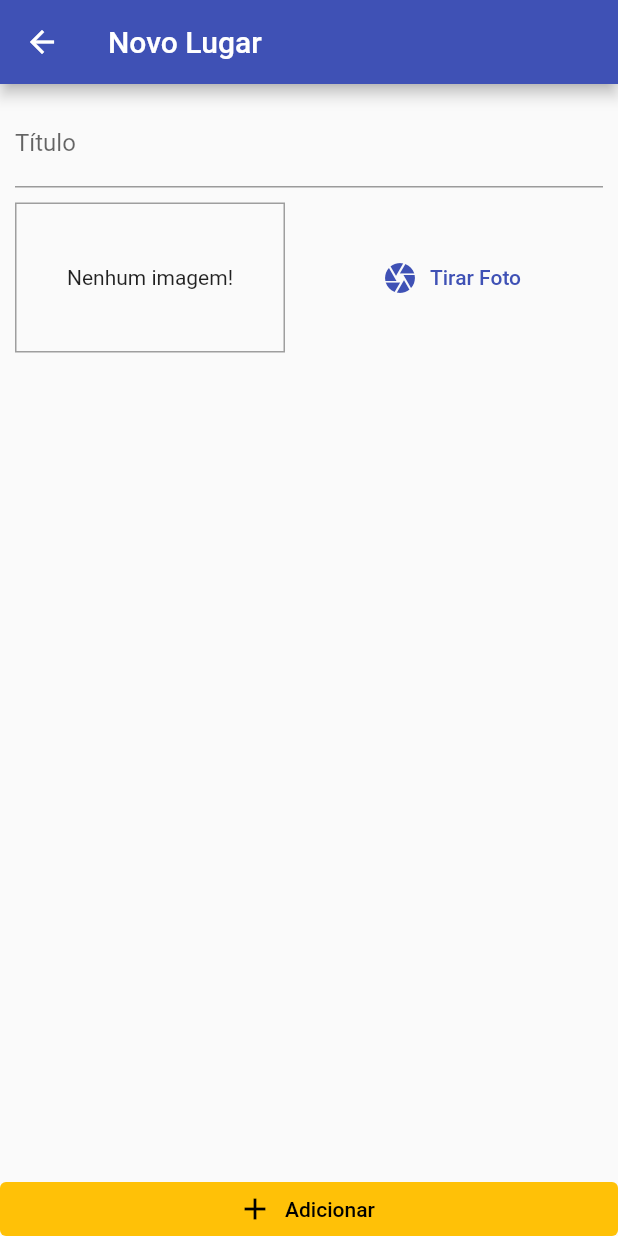
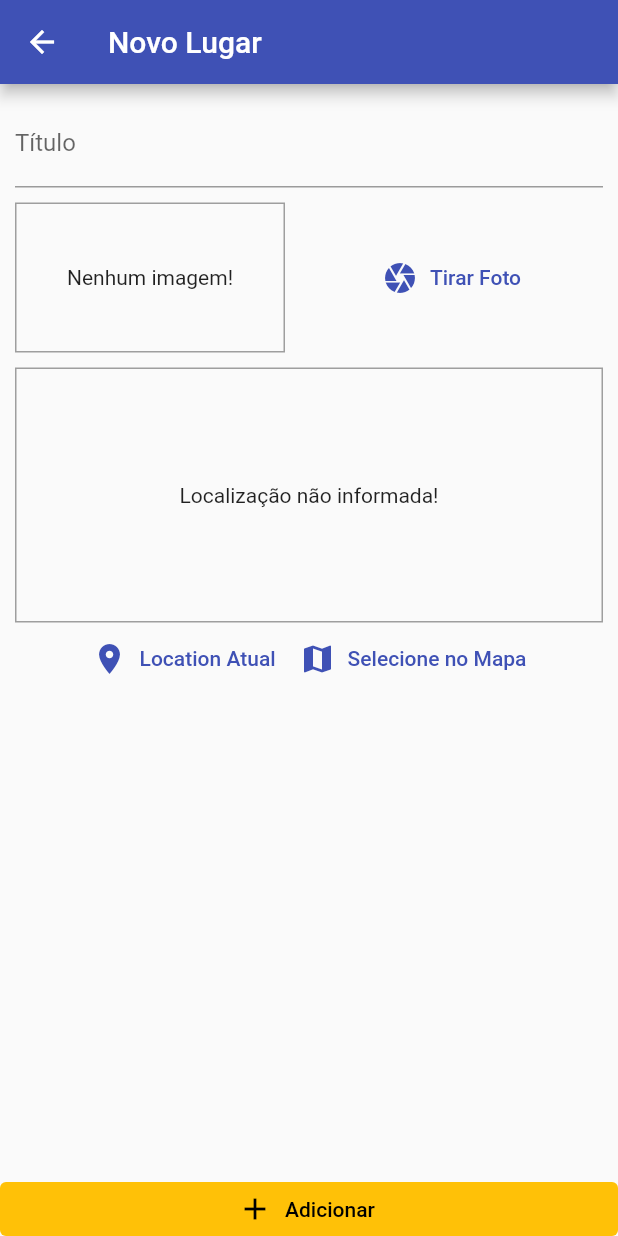
Before and after one commit to FernandoRCandiani/Great-Places, a Flutter app: the screen it shows after launch, after a tap on the "add" icon, on a phone screen of 412 x 824 dp. Run offline on Flutter 3.47's test engine with Material 2 defaults, Android fonts, the phone set to English and light mode, and no system bars; our stand-ins replace image_picker, location, sqflite; accounts and stored records are empty.

Commit message:
Adding map

```diff
--- a/lib/main.dart
+++ b/lib/main.dart
@@ -1,5 +1,5 @@
 import 'package:flutter/material.dart';
-import 'package:great_places/providers/grade_places.dart';
+import 'package:great_places/providers/great_places.dart';
 import 'package:great_places/screens/place_form.screen.dart';
 import 'package:great_places/screens/places_list_screen.dart';
 import 'package:great_places/utils/app_routes.dart';
--- a/lib/providers/grade_places.dart
+++ /dev/null
@@ -1,33 +0,0 @@
-import 'dart:io';
-import 'dart:math';
-
-import 'package:flutter/material.dart';
-import 'package:great_places/models/place.dart';
-
-class GreatPlaces with ChangeNotifier {
-  List<Place> _items = [];
-
-  List<Place> get items {
-    return [...items];
-  }
-
-  int get itemsCount {
-    return _items.length;
-  }
-
-  Place itemByIdex(int index) {
-    return _items[index];
-  }
-
-  void addPlace(String title, File image) {
-    final newPlace = Place(
-      id: Random().nextDouble().toString(),
-      title: title,
-      image: image,
-      location: PlaceLocation(latitude: 0.2, longitude: 2, address: 'oi'),
-    );
-
-    _items.add(newPlace);
-    notifyListeners();
-  }
-}
--- /dev/null
+++ b/lib/providers/great_places.dart
@@ -0,0 +1,54 @@
+import 'dart:io';
+import 'dart:math';
+
+import 'package:flutter/material.dart';
+import 'package:great_places/models/place.dart';
+import 'package:great_places/utils/db_util.dart';
+
+class GreatPlaces with ChangeNotifier {
+  List<Place> _items = [];
+
+  Future<void> loadPlaces() async {
+    final dataList = await DbUtil.getData('places');
+    _items = dataList
+        .map(
+          (item) => Place(
+            id: item['id'],
+            title: item['title'],
+            image: File(item['image']),
+            location: PlaceLocation(latitude: 0, longitude: 0, address: ''),
+          ),
+        )
+        .toList();
+    notifyListeners();
+  }
+
+  List<Place> get items {
+    return [...items];
+  }
+
+  int get itemsCount {
+    return _items.length;
+  }
+
+  Place itemByIdex(int index) {
+    return _items[index];
+  }
+
+  void addPlace(String title, File image) {
+    final newPlace = Place(
+      id: Random().nextDouble().toString(),
+      title: title,
+      image: image,
+      location: PlaceLocation(latitude: 0, longitude: 0, address: ''),
+    );
+
+    _items.add(newPlace);
+    DbUtil.insert('places', {
+      'id': newPlace.id,
+      'title': newPlace.title,
+      'image': newPlace.image.path,
+    });
+    notifyListeners();
+  }
+}
--- a/lib/screens/place_form.screen.dart
+++ b/lib/screens/place_form.screen.dart
@@ -1,8 +1,10 @@
 import 'dart:io';
 
 import 'package:flutter/material.dart';
-import 'package:great_places/providers/grade_places.dart';
+import 'package:great_places/providers/great_places.dart';
 import 'package:great_places/widgets/image_input.dart';
+import 'package:great_places/widgets/location_input.dart';
+import 'package:location/location.dart';
 import 'package:provider/provider.dart';
 
 class placeFormScreen extends StatefulWidget {
@@ -56,6 +58,8 @@ class _placeFormScreenState extends State<placeFormScreen> {
                     ),
                     SizedBox(height: 10),
                     ImageInput(this._selectImage),
+                    SizedBox(height: 10),
+                    LocationInput()
                   ],
                 ),
               ),
--- a/lib/screens/places_list_screen.dart
+++ b/lib/screens/places_list_screen.dart
@@ -1,5 +1,5 @@
 import 'package:flutter/material.dart';
-import 'package:great_places/providers/grade_places.dart';
+import 'package:great_places/providers/great_places.dart';
 import 'package:great_places/utils/app_routes.dart';
 import 'package:provider/provider.dart';
 
@@ -20,7 +20,12 @@ class PlacesListScreen extends StatelessWidget {
           )
         ],
       ),
-      body: Consumer<GreatPlaces>(
+      body: FutureBuilder(
+        future: Provider.of<GreatPlaces>(context, listen: false).loadPlaces(),
+        builder: (ctx, snapshot) => snapshot.connectionState ==
+                ConnectionState.waiting
+            ? Center(child: CircularProgressIndicator())
+            : Consumer<GreatPlaces>(
                 child: Center(
                   child: Text('Nenhum local cadastrado!'),
                 ),
@@ -39,6 +44,7 @@ class PlacesListScreen extends StatelessWidget {
                         ),
                       ),
               ),
+      ),
     );
   }
 }
--- /dev/null
+++ b/lib/utils/db_util.dart
@@ -0,0 +1,30 @@
+import 'package:sqflite/sqflite.dart' as sql;
+import 'package:path/path.dart' as path;
+
+class DbUtil {
+  static Future<sql.Database> database() async {
+    final dbPath = await sql.getDatabasesPath();
+    return sql.openDatabase(
+      path.join(dbPath, 'places.db'),
+      onCreate: (db, version) {
+        return db.execute(
+            'CREATE TABLE places (id TEXT PRIMARY KEY, title TEXT, image TEXT)');
+      },
+      version: 1,
+    );
+  }
+
+  static Future<void> insert(String table, Map<String, Object> data) async {
+    final db = await DbUtil.database();
+    await db.insert(
+      table,
+      data,
+      conflictAlgorithm: sql.ConflictAlgorithm.replace,
+    );
+  }
+
+  static Future<List<Map<String, dynamic>>> getData(String table) async {
+    final db = await DbUtil.database();
+    return db.query(table);
+  }
+}
--- /dev/null
+++ b/lib/widgets/location_input.dart
@@ -0,0 +1,64 @@
+import 'package:flutter/material.dart';
+import 'package:location/location.dart';
+
+class LocationInput extends StatefulWidget {
+  const LocationInput({super.key});
+
+  @override
+  State<LocationInput> createState() => _LocationInputState();
+}
+
+class _LocationInputState extends State<LocationInput> {
+  String? _previewImageUrl;
+
+  Future<void> _getCurrentUserLocation() async {
+    final locData = await Location().getLocation();
+    print(locData.latitude);
+    print(locData.longitude);
+  }
+
+  @override
+  Widget build(BuildContext context) {
+    return Column(
+      children: <Widget>[
+        Container(
+          height: 170,
+          width: double.infinity,
+          alignment: Alignment.center,
+          decoration: BoxDecoration(
+            border: Border.all(
+              width: 1,
+              color: Colors.grey,
+            ),
+          ),
+          child: _previewImageUrl == null
+              ? Text('Localização não informada!')
+              : Image.network(
+                  _previewImageUrl!,
+                  fit: BoxFit.cover,
+                  width: double.infinity,
+                ),
+        ),
+        Row(
+          mainAxisAlignment: MainAxisAlignment.center,
+          children: <Widget>[
+            TextButton.icon(
+              icon: Icon(Icons.location_on),
+              label: Text('Location Atual'),
+              style: TextButton.styleFrom(
+                  foregroundColor: Theme.of(context).colorScheme.primary),
+              onPressed: _getCurrentUserLocation,
+            ),
+            TextButton.icon(
+              icon: Icon(Icons.map),
+              label: Text('Selecione no Mapa'),
+              style: TextButton.styleFrom(
+                  foregroundColor: Theme.of(context).colorScheme.primary),
+              onPressed: () {},
+            ),
+          ],
+        )
+      ],
+    );
+  }
+}
--- a/pubspec.yaml
+++ b/pubspec.yaml
@@ -35,6 +35,8 @@ dependencies:
   image_picker: ^0.8.6
   path_provider: ^2.0.11
   path: ^1.8.2
+  sqflite: ^2.2.2
+  location: ^4.4.0
 
   # The following adds the Cupertino Icons font to your application.
   # Use with the CupertinoIcons class for iOS style icons.
```
Also changed, not shown: pubspec.lock, 2 other files. Lines whose indentation alone changed are shown as unchanged.
